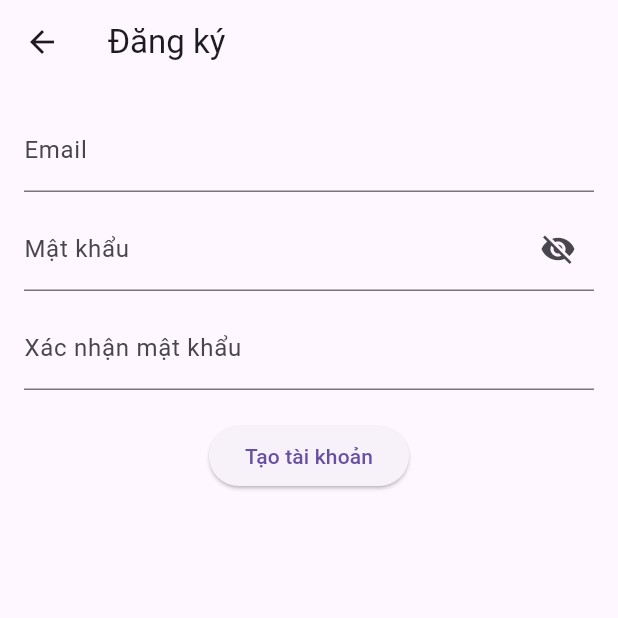
After one commit to NgVietAh/VocabSimple, a Flutter app: the screen it shows after launch, after a tap on "Tạo tài khoản mới", on a phone screen of 412 x 824 dp, the top half of it. The commit adds this screen. Run offline on Flutter 3.47's test engine with Material 3 defaults, Android fonts, the phone set to English and light mode, and no system bars; our stand-ins replace firebase_auth, firebase_core, google_sign_in; missing offline and left inert: flutter_facebook_auth; accounts and stored records are empty.

Commit message:
xong register, login = account dang ky, = google, nhung facebook thi can xy ly lai

```diff
--- a/vocabsimple/lib/main.dart
+++ b/vocabsimple/lib/main.dart
@@ -1,45 +1,13 @@
 import 'package:flutter/material.dart';
 import 'package:firebase_core/firebase_core.dart';
+import 'package:vocabsimple/src/components/user/PageLogin.dart';
 
 void main() async {
   WidgetsFlutterBinding.ensureInitialized();
+  await Firebase.initializeApp(); // Khởi tạo Firebase
 
-  try {
-    await Firebase.initializeApp();
-
-  } catch (e) {
-    print('Firebase init error: $e');
-  }
-
-  runApp(const MyApp());
+  runApp(const MaterialApp(
+    home: PageLogin(),
+    debugShowCheckedModeBanner: false,
+  ));
 }
-
-class MyApp extends StatelessWidget {
-  const MyApp({super.key});
-
-  @override
-  Widget build(BuildContext context) {
-    return MaterialApp(
-      title: 'VocabSimple',
-      debugShowCheckedModeBanner: false,
-      theme: ThemeData(
-        colorScheme: ColorScheme.fromSeed(seedColor: Colors.deepPurple),
-        useMaterial3: true,
-      ),
-      home: const MyHomePage(title: 'Trang chủ học từ vựng'),
-    );
-  }
-}
-
-class MyHomePage extends StatelessWidget {
-  final String title;
-  const MyHomePage({super.key, required this.title});
-
-  @override
-  Widget build(BuildContext context) {
-    return Scaffold(
-      appBar: AppBar(title: Text(title)),
-      body: const Center(child: Text('Chào mừng đến với VocabSimple!')),
-    );
-  }
-}
--- /dev/null
+++ b/vocabsimple/lib/src/blocs/auth_bloc.dart
@@ -0,0 +1,72 @@
+import 'dart:async';
+import 'package:vocabsimple/src/validators/validations.dart';
+import 'package:vocabsimple/src/firebase/firebase_auth_service.dart';
+
+class AuthBloc {
+  final _emailController = StreamController<String>.broadcast();
+  final _passController = StreamController<String>.broadcast();
+
+  Stream<String> get emailStream => _emailController.stream;
+  Stream<String> get passStream => _passController.stream;
+
+  void emailChanged(String email) {
+    if (!Validations.isValidEmail(email)) {
+      _emailController.sink.addError('Email không hợp lệ');
+    } else {
+      _emailController.sink.add(email);
+    }
+  }
+
+  void passChanged(String pass) {
+    if (!Validations.isValidPassword(pass)) {
+      _passController.sink.addError('Mật khẩu phải từ 6 ký tự');
+    } else {
+      _passController.sink.add(pass);
+    }
+  }
+
+  bool isValidLogin(String email, String pass) {
+    return Validations.isValidEmail(email) && Validations.isValidPassword(pass);
+  }
+
+  void signIn(String email, String pass, Function onSuccess, Function(String) onError) {
+    FirebaseAuthService().signIn(email, pass).then((user) {
+      if (user != null) {
+        onSuccess();
+      } else {
+        onError('Đăng nhập thất bại');
+      }
+    }).catchError((e) {
+      onError(e.toString());
+    });
+  }
+
+  void signInGoogle(Function onSuccess, Function(String) onError) {
+    FirebaseAuthService().signInGoogle().then((user) {
+      if (user != null) {
+        onSuccess();
+      } else {
+        onError('Đăng nhập Google thất bại');
+      }
+    }).catchError((e) {
+      onError(e.toString());
+    });
+  }
+
+  void signInFacebook(Function onSuccess, Function(String) onError) {
+    FirebaseAuthService().signInFacebook().then((user) {
+      if (user != null) {
+        onSuccess();
+      } else {
+        onError('Đăng nhập Facebook thất bại');
+      }
+    }).catchError((e) {
+      onError(e.toString());
+    });
+  }
+
+  void dispose() {
+    _emailController.close();
+    _passController.close();
+  }
+}
--- /dev/null
+++ b/vocabsimple/lib/src/components/user/PageLogin.dart
@@ -0,0 +1,166 @@
+import 'package:flutter/material.dart';
+import 'package:vocabsimple/src/blocs/auth_bloc.dart';
+import 'package:vocabsimple/src/components/dialog/LoadingDialog.dart';
+import 'package:vocabsimple/src/components/dialog/MassageDialog.dart';
+import 'package:vocabsimple/src/components/user/PageRegister.dart';
+import 'package:vocabsimple/src/components/user/ForgotPassword.dart';
+import 'package:vocabsimple/src/components/homepage/home_screen.dart';
+
+class PageLogin extends StatefulWidget {
+  const PageLogin({super.key});
+
+  @override
+  State<PageLogin> createState() => _PageLoginState();
+}
+
+class _PageLoginState extends State<PageLogin> {
+  final AuthBloc _authBloc = AuthBloc();
+  final TextEditingController _emailController = TextEditingController();
+  final TextEditingController _passController = TextEditingController();
+  bool _isShowPass = false;
+
+  void _handleLogin() {
+    final email = _emailController.text.trim();
+    final pass = _passController.text.trim();
+
+    if (!_authBloc.isValidLogin(email, pass)) {
+      MassageDialog.show(context, 'Lỗi', 'Email hoặc mật khẩu không hợp lệ');
+      return;
+    }
+
+    LoadingDialog.showLoading(context, message: 'Đang đăng nhập...');
+    _authBloc.signIn(
+      email,
+      pass,
+      () {
+        LoadingDialog.hideLoading(context);
+        Navigator.pushReplacement(
+          context,
+          MaterialPageRoute(builder: (_) => HomeScreen()),
+        );
+      },
+      (errMsg) {
+        LoadingDialog.hideLoading(context);
+        MassageDialog.show(context, 'Đăng nhập thất bại', errMsg);
+      },
+    );
+  }
+
+  void _handleGoogleLogin() {
+    LoadingDialog.showLoading(context, message: 'Đang đăng nhập Google...');
+    _authBloc.signInGoogle(
+      () {
+        LoadingDialog.hideLoading(context);
+        Navigator.pushReplacement(
+          context,
+          MaterialPageRoute(builder: (_) => HomeScreen()),
+        );
+      },
+      (errMsg) {
+        LoadingDialog.hideLoading(context);
+        MassageDialog.show(context, 'Google thất bại', errMsg);
+      },
+    );
+  }
+
+  void _handleFacebookLogin() {
+    LoadingDialog.showLoading(context, message: 'Đang đăng nhập Facebook...');
+    _authBloc.signInFacebook(
+      () {
+        LoadingDialog.hideLoading(context);
+        Navigator.pushReplacement(
+          context,
+          MaterialPageRoute(builder: (_) => HomeScreen()),
+        );
+      },
+      (errMsg) {
+        LoadingDialog.hideLoading(context);
+        MassageDialog.show(context, 'Facebook thất bại', errMsg);
+      },
+    );
+  }
+
+  @override
+  void dispose() {
+    _authBloc.dispose();
+    _emailController.dispose();
+    _passController.dispose();
+    super.dispose();
+  }
+
+  @override
+  Widget build(BuildContext context) {
+    return Scaffold(
+      appBar: AppBar(title: const Text('Đăng nhập')),
+      body: Padding(
+        padding: const EdgeInsets.all(16.0),
+        child: Column(
+          children: [
+            StreamBuilder<String>(
+              stream: _authBloc.emailStream,
+              builder: (context, snapshot) => TextField(
+                controller: _emailController,
+                decoration: InputDecoration(
+                  labelText: 'Email',
+                  errorText: snapshot.hasError ? snapshot.error.toString() : null,
+                ),
+                onChanged: _authBloc.emailChanged,
+                keyboardType: TextInputType.emailAddress,
+              ),
+            ),
+            const SizedBox(height: 10),
+            StreamBuilder<String>(
+              stream: _authBloc.passStream,
+              builder: (context, snapshot) => TextField(
+                controller: _passController,
+                decoration: InputDecoration(
+                  labelText: 'Mật khẩu',
+                  errorText: snapshot.hasError ? snapshot.error.toString() : null,
+                  suffixIcon: IconButton(
+                    icon: Icon(
+                      _isShowPass ? Icons.visibility : Icons.visibility_off,
+                    ),
+                    onPressed: () => setState(() => _isShowPass = !_isShowPass),
+                  ),
+                ),
+                obscureText: !_isShowPass,
+                onChanged: _authBloc.passChanged,
+              ),
+            ),
+            const SizedBox(height: 20),
+            ElevatedButton(
+              onPressed: _handleLogin,
+              child: const Text('Đăng nhập'),
+            ),
+            const SizedBox(height: 10),
+            ElevatedButton.icon(
+              onPressed: _handleGoogleLogin,
+              icon: const Icon(Icons.login),
+              label: const Text('Đăng nhập bằng Google'),
+            ),
+            ElevatedButton.icon(
+              onPressed: _handleFacebookLogin,
+              icon: const Icon(Icons.facebook),
+              label: const Text('Đăng nhập bằng Facebook'),
+            ),
+            const SizedBox(height: 10),
+            TextButton(
+              onPressed: () => Navigator.push(
+                context,
+                MaterialPageRoute(builder: (_) => ForgotPassword()),
+              ),
+              child: const Text('Quên mật khẩu?'),
+            ),
+            TextButton(
+              onPressed: () => Navigator.push(
+                context,
+                MaterialPageRoute(builder: (_) => PageRegister()),
+              ),
+              child: const Text('Tạo tài khoản mới'),
+            ),
+          ],
+        ),
+      ),
+    );
+  }
+}
--- /dev/null
+++ b/vocabsimple/lib/src/components/user/PageRegister.dart
@@ -0,0 +1,107 @@
+import 'package:flutter/material.dart';
+import 'package:vocabsimple/src/blocs/auth_bloc.dart';
+import 'package:vocabsimple/src/components/dialog/LoadingDialog.dart';
+import 'package:vocabsimple/src/components/dialog/MassageDialog.dart';
+import 'package:vocabsimple/src/firebase/firebase_auth_service.dart';
+import 'package:vocabsimple/src/validators/Validations.dart';
+
+class PageRegister extends StatefulWidget {
+  @override
+  State<PageRegister> createState() => _PageRegisterState();
+}
+
+class _PageRegisterState extends State<PageRegister> {
+  final AuthBloc _authBloc = AuthBloc();
+  final TextEditingController _emailController = TextEditingController();
+  final TextEditingController _passController = TextEditingController();
+  final TextEditingController _confirmController = TextEditingController();
+  bool _isShowPass = false;
+
+  void _handleRegister() {
+    final email = _emailController.text.trim();
+    final pass = _passController.text.trim();
+    final confirm = _confirmController.text.trim();
+
+    if (!Validations.isValidEmail(email)) {
+      MassageDialog.show(context, 'Lỗi', 'Email không hợp lệ');
+      return;
+    }
+
+    if (!Validations.isValidPassword(pass)) {
+      MassageDialog.show(context, 'Lỗi', 'Mật khẩu phải từ 6 ký tự');
+      return;
+    }
+
+    if (!Validations.isPasswordConfirmed(pass, confirm)) {
+      MassageDialog.show(context, 'Lỗi', 'Mật khẩu xác nhận không khớp');
+      return;
+    }
+
+    LoadingDialog.showLoading(context, message: 'Đang tạo tài khoản...');
+    FirebaseAuthService().signUp(email, pass).then((user) {
+      LoadingDialog.hideLoading(context);
+      if (user != null) {
+        MassageDialog.show(context, 'Thành công', 'Tài khoản đã được tạo');
+        Navigator.pop(context);
+      } else {
+        MassageDialog.show(context, 'Lỗi', 'Không thể tạo tài khoản');
+      }
+    }).catchError((e) {
+      LoadingDialog.hideLoading(context);
+      MassageDialog.show(context, 'Lỗi', e.toString());
+    });
+  }
+
+  @override
+  void dispose() {
+    _authBloc.dispose();
+    _emailController.dispose();
+    _passController.dispose();
+    _confirmController.dispose();
+    super.dispose();
+  }
+
+  @override
+  Widget build(BuildContext context) {
+    return Scaffold(
+      appBar: AppBar(title: const Text('Đăng ký')),
+      body: Padding(
+        padding: const EdgeInsets.all(16.0),
+        child: Column(
+          children: [
+            TextField(
+              controller: _emailController,
+              decoration: const InputDecoration(labelText: 'Email'),
+              keyboardType: TextInputType.emailAddress,
+            ),
+            const SizedBox(height: 10),
+            TextField(
+              controller: _passController,
+              decoration: InputDecoration(
+                labelText: 'Mật khẩu',
+                suffixIcon: IconButton(
+                  icon: Icon(
+                    _isShowPass ? Icons.visibility : Icons.visibility_off,
+                  ),
+                  onPressed: () => setState(() => _isShowPass = !_isShowPass),
+                ),
+              ),
+              obscureText: !_isShowPass,
+            ),
+            const SizedBox(height: 10),
+            TextField(
+              controller: _confirmController,
+              decoration: const InputDecoration(labelText: 'Xác nhận mật khẩu'),
+              obscureText: !_isShowPass,
+            ),
+            const SizedBox(height: 20),
+            ElevatedButton(
+              onPressed: _handleRegister,
+              child: const Text('Tạo tài khoản'),
+            ),
+          ],
+        ),
+      ),
+    );
+  }
+}
--- /dev/null
+++ b/vocabsimple/lib/src/firebase/firebase_auth_service.dart
@@ -0,0 +1,91 @@
+import 'package:firebase_auth/firebase_auth.dart';
+import 'package:google_sign_in/google_sign_in.dart';
+import 'package:flutter_facebook_auth/flutter_facebook_auth.dart';
+
+class FirebaseAuthService {
+  final FirebaseAuth _auth = FirebaseAuth.instance;
+
+  /// Đăng nhập bằng email và mật khẩu
+  Future<User?> signIn(String email, String password) async {
+    try {
+      final result = await _auth.signInWithEmailAndPassword(
+        email: email,
+        password: password,
+      );
+      return result.user;
+    } catch (e) {
+      throw 'Đăng nhập thất bại: ${e.toString()}';
+    }
+  }
+
+  /// Đăng ký tài khoản mới
+  Future<User?> signUp(String email, String password) async {
+    try {
+      final result = await _auth.createUserWithEmailAndPassword(
+        email: email,
+        password: password,
+      );
+      return result.user;
+    } catch (e) {
+      throw 'Đăng ký thất bại: ${e.toString()}';
+    }
+  }
+
+  /// Gửi email khôi phục mật khẩu
+  Future<void> forgotPassword(String email) async {
+    try {
+      await _auth.sendPasswordResetEmail(email: email);
+    } catch (e) {
+      throw 'Không thể gửi email khôi phục: ${e.toString()}';
+    }
+  }
+
+  /// Đăng nhập bằng Google
+  Future<User?> signInGoogle() async {
+    try {
+      final GoogleSignInAccount? googleUser = await GoogleSignIn().signIn();
+      if (googleUser == null) return null;
+
+      final GoogleSignInAuthentication googleAuth =
+          await googleUser.authentication;
+
+      final credential = GoogleAuthProvider.credential(
+        accessToken: googleAuth.accessToken,
+        idToken: googleAuth.idToken,
+      );
+
+      final result = await _auth.signInWithCredential(credential);
+      return result.user;
+    } catch (e) {
+      throw 'Đăng nhập Google thất bại: ${e.toString()}';
+    }
+  }
+
+  /// Đăng nhập bằng Facebook
+  Future<User?> signInFacebook() async {
+    try {
+      final LoginResult result = await FacebookAuth.instance.login();
+
+      if (result.status == LoginStatus.success) {
+        final OAuthCredential facebookAuthCredential =
+            FacebookAuthProvider.credential(result.accessToken!.token);
+
+        final userCredential =
+            await _auth.signInWithCredential(facebookAuthCredential);
+
+        return userCredential.user;
+      } else {
+        throw 'Đăng nhập Facebook thất bại: ${result.message}';
+      }
+    } catch (e) {
+      throw 'Lỗi Facebook: ${e.toString()}';
+    }
+  }
+
+  /// Đăng xuất khỏi tất cả tài khoản
+  Future<void> signOut() async {
+    await _auth.signOut();
+    await GoogleSignIn().signOut();
+    await FacebookAuth.instance.logOut();
+  }
+}
--- /dev/null
+++ b/vocabsimple/lib/src/validators/validations.dart
@@ -0,0 +1,14 @@
+class Validations {
+  static bool isValidEmail(String email) {
+    final emailRegex = RegExp(r'^[\w-\.]+@([\w-]+\.)+[\w-]{2,4}$');
+    return emailRegex.hasMatch(email);
+  }
+
+  static bool isValidPassword(String password) {
+    return password.length >= 6;
+  }
+
+  static bool isPasswordConfirmed(String password, String confirm) {
+    return password == confirm;
+  }
+}
```
Also changed, not shown: vocabsimple/lib/src/components/dialog/LoadingDialog.dart (added, +26 -0 lines), vocabsimple/lib/src/components/dialog/MassageDialog.dart (added, +19 -0 lines), vocabsimple/lib/src/components/homepage/home_screen.dart (added, +11 -0 lines), vocabsimple/lib/src/components/user/ForgotPassword.dart (added, +11 -0 lines), vocabsimple/pubspec.yaml (+23 -2 lines), vocabsimple/pubspec.lock, 4 other files.
